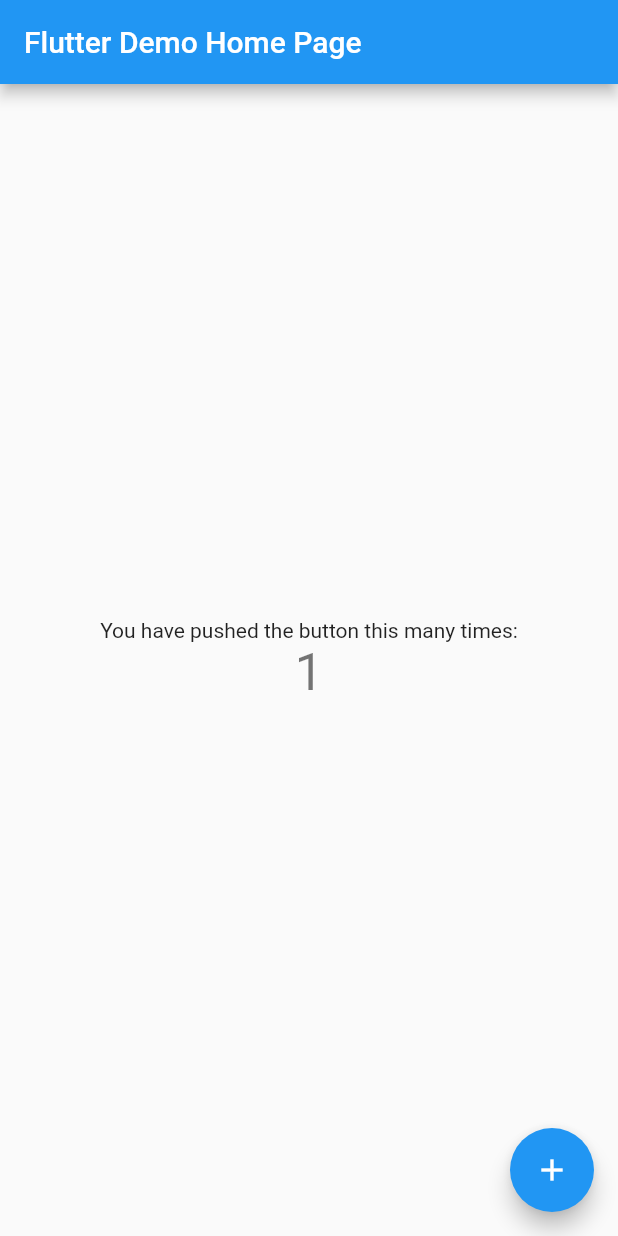
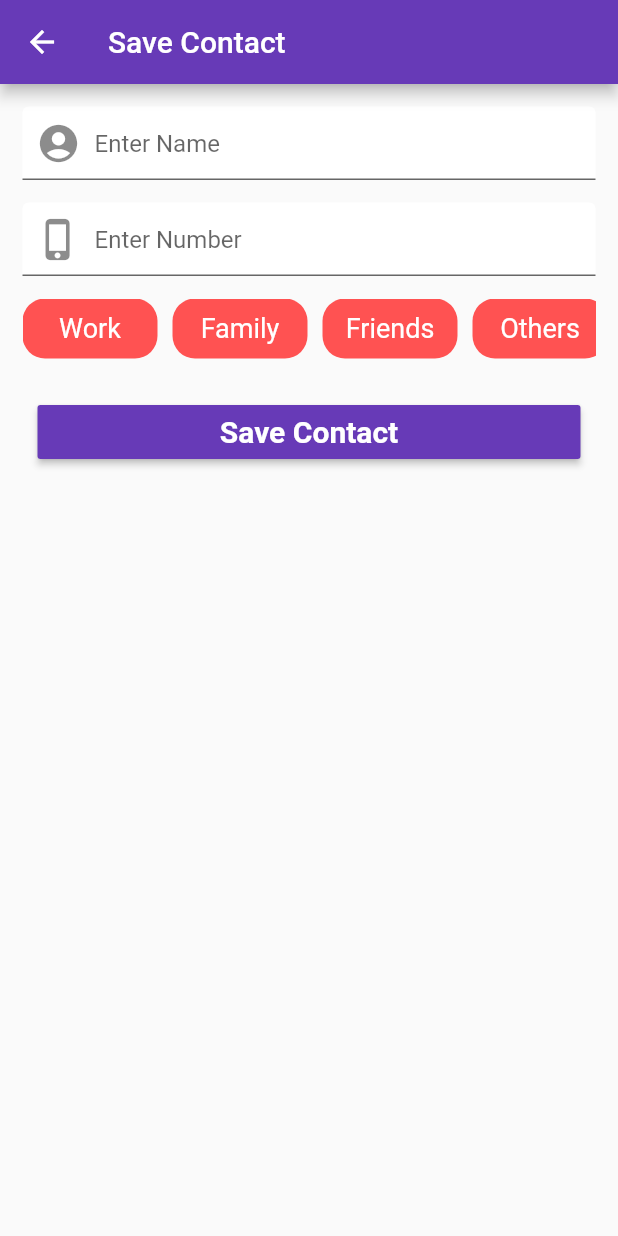
Before and after one commit to QuratulainSajid712/SenesterPoroject-ContactDirectory, a Flutter app: the screen it shows after launch, after a tap on the "add" icon, on a phone screen of 412 x 824 dp. Run offline on Flutter 3.47's test engine with Material 2 defaults, Android fonts, the phone set to English and light mode, and no system bars; our stand-ins replace firebase_database; accounts and stored records are empty.

Commit message:
Add contact code

```diff
--- a/contact_directory_project/lib/main.dart
+++ b/contact_directory_project/lib/main.dart
@@ -1,3 +1,4 @@
+import 'package:contact_directory_project/screens/contacts.dart';
 import 'package:flutter/material.dart';
 
 void main() {
@@ -9,105 +10,13 @@ class MyApp extends StatelessWidget {
   @override
   Widget build(BuildContext context) {
     return MaterialApp(
-      title: 'Flutter Demo',
+      debugShowCheckedModeBanner: false,
+      title: 'Contact Directory',
       theme: ThemeData(
-        // This is the theme of your application.
-        //
-        // Try running your application with "flutter run". You'll see the
-        // application has a blue toolbar. Then, without quitting the app, try
-        // changing the primarySwatch below to Colors.green and then invoke
-        // "hot reload" (press "r" in the console where you ran "flutter run",
-        // or simply save your changes to "hot reload" in a Flutter IDE).
-        // Notice that the counter didn't reset back to zero; the application
-        // is not restarted.
-        primarySwatch: Colors.blue,
+        primaryColor: Colors.deepPurple,
+        accentColor: Colors.redAccent,
       ),
-      home: MyHomePage(title: 'Flutter Demo Home Page'),
+      home: Contacts(),
     );
   }
 }
-
-class MyHomePage extends StatefulWidget {
-  MyHomePage({Key key, this.title}) : super(key: key);
-
-  // This widget is the home page of your application. It is stateful, meaning
-  // that it has a State object (defined below) that contains fields that affect
-  // how it looks.
-
-  // This class is the configuration for the state. It holds the values (in this
-  // case the title) provided by the parent (in this case the App widget) and
-  // used by the build method of the State. Fields in a Widget subclass are
-  // always marked "final".
-
-  final String title;
-
-  @override
-  _MyHomePageState createState() => _MyHomePageState();
-}
-
-class _MyHomePageState extends State<MyHomePage> {
-  int _counter = 0;
-
-  void _incrementCounter() {
-    setState(() {
-      // This call to setState tells the Flutter framework that something has
-      // changed in this State, which causes it to rerun the build method below
-      // so that the display can reflect the updated values. If we changed
-      // _counter without calling setState(), then the build method would not be
-      // called again, and so nothing would appear to happen.
-      _counter++;
-    });
-  }
-
-  @override
-  Widget build(BuildContext context) {
-    // This method is rerun every time setState is called, for instance as done
-    // by the _incrementCounter method above.
-    //
-    // The Flutter framework has been optimized to make rerunning build methods
-    // fast, so that you can just rebuild anything that needs updating rather
-    // than having to individually change instances of widgets.
-    return Scaffold(
-      appBar: AppBar(
-        // Here we take the value from the MyHomePage object that was created by
-        // the App.build method, and use it to set our appbar title.
-        title: Text(widget.title),
-      ),
-      body: Center(
-        // Center is a layout widget. It takes a single child and positions it
-        // in the middle of the parent.
-        child: Column(
-          // Column is also a layout widget. It takes a list of children and
-          // arranges them vertically. By default, it sizes itself to fit its
-          // children horizontally, and tries to be as tall as its parent.
-          //
-          // Invoke "debug painting" (press "p" in the console, choose the
-          // "Toggle Debug Paint" action from the Flutter Inspector in Android
-          // Studio, or the "Toggle Debug Paint" command in Visual Studio Code)
-          // to see the wireframe for each widget.
-          //
-          // Column has various properties to control how it sizes itself and
-          // how it positions its children. Here we use mainAxisAlignment to
-          // center the children vertically; the main axis here is the vertical
-          // axis because Columns are vertical (the cross axis would be
-          // horizontal).
-          mainAxisAlignment: MainAxisAlignment.center,
-          children: <Widget>[
-            Text(
-              'You have pushed the button this many times:',
-            ),
-            Text(
-              '$_counter',
-              style: Theme.of(context).textTheme.headline4,
-            ),
-          ],
-        ),
-      ),
-      floatingActionButton: FloatingActionButton(
-        onPressed: _incrementCounter,
-        tooltip: 'Increment',
-        child: Icon(Icons.add),
-      ), // This trailing comma makes auto-formatting nicer for build methods.
-    );
-  }
-}
--- /dev/null
+++ b/contact_directory_project/lib/screens/add_contacts.dart
@@ -0,0 +1,145 @@
+import 'package:firebase_database/firebase_database.dart';
+import 'package:flutter/material.dart';
+
+class AddContacts extends StatefulWidget {
+  @override
+  _AddContactsState createState() => _AddContactsState();
+}
+
+class _AddContactsState extends State<AddContacts> {
+  TextEditingController _nameController, _numberController;
+  String _typeSelected ='';
+
+  DatabaseReference _ref;
+  @override
+  void initState() {
+    // TODO: implement initState
+    super.initState();
+    _nameController = TextEditingController();
+    _numberController = TextEditingController();
+    _ref = FirebaseDatabase.instance.reference().child('Contacts');
+  }
+
+
+  Widget _buildContactType(String title){
+
+    return InkWell(
+
+      child: Container(
+        height: 40,
+        width: 90,
+
+        decoration: BoxDecoration(
+          color: _typeSelected == title? Colors.green : Theme.of(context).accentColor,
+          borderRadius: BorderRadius.circular(15),
+        ),
+
+        child: Center(child: Text(title, style: TextStyle(fontSize: 18,
+            color: Colors.white),
+        ),),),
+
+      onTap: (){
+        setState(() {
+          _typeSelected = title;
+        });
+      },
+    );
+  }
+
+  @override
+  Widget build(BuildContext context) {
+    return Scaffold(
+      appBar: AppBar(
+        title: Text('Save Contact'),
+      ),
+      body: Container(
+        margin: EdgeInsets.all(15),
+        child: Column(
+          crossAxisAlignment: CrossAxisAlignment.start,
+          children: [
+            TextFormField(
+              controller: _nameController,
+              decoration: InputDecoration(
+                hintText: 'Enter Name',
+                prefixIcon: Icon(
+                  Icons.account_circle,
+                  size: 30,
+                ),
+                fillColor: Colors.white,
+                filled: true,
+                contentPadding: EdgeInsets.all(15),
+              ),
+            ),
+            SizedBox(height: 15),
+            TextFormField(
+              controller: _numberController,
+              decoration: InputDecoration(
+                hintText: 'Enter Number',
+                prefixIcon: Icon(
+                  Icons.phone_iphone,
+                  size: 30,
+                ),
+                fillColor: Colors.white,
+                filled: true,
+                contentPadding: EdgeInsets.all(15),
+              ),
+            ),
+            SizedBox(height: 15,),
+            Container(
+              height: 40,
+              child: ListView(
+
+                scrollDirection: Axis.horizontal,
+                children: [
+                  _buildContactType('Work'),
+                  SizedBox(width: 10),
+
+                  _buildContactType('Family'),
+                  SizedBox(width: 10),
+                  _buildContactType('Friends'),
+                  SizedBox(width: 10),
+                  _buildContactType('Others'),
+                ],
+              ),
+            ),
+            SizedBox(height: 25,),
+            Container(
+              width: double.infinity,
+              padding: EdgeInsets.symmetric(horizontal: 10),
+              child: RaisedButton(child: Text('Save Contact',style: TextStyle(
+                fontSize: 20,
+                color: Colors.white,
+                fontWeight: FontWeight.w600,
+
+              ),),
+                onPressed: (){
+                  saveContact();
+                },
+
+                color: Theme.of(context).primaryColor,
+              ),
+            )
+
+          ],
+        ),
+      ),
+    );
+  }
+  void saveContact(){
+
+    String name = _nameController.text;
+    String number = _numberController.text;
+
+    Map<String,String> contact = {
+      'name':name,
+      'number': '+92 ' + number,
+      'type': _typeSelected,
+    };
+
+    _ref.push().set(contact).then((value) {
+      Navigator.pop(context);
+    });
+
+
+  }
+}
--- a/contact_directory_project/pubspec.yaml
+++ b/contact_directory_project/pubspec.yaml
@@ -28,6 +28,7 @@ dependencies:
   # The following adds the Cupertino Icons font to your application.
   # Use with the CupertinoIcons class for iOS style icons.
   cupertino_icons: ^1.0.2
+  firebase_database: ^3.1.6
 
 dev_dependencies:
   flutter_test:
```
Also changed, not shown: contact_directory_project/lib/screens/contacts.dart (added, +236 -0 lines), contact_directory_project/lib/screens/edit_contacts.dart (added, +165 -0 lines), contact_directory_project/pubspec.lock.
